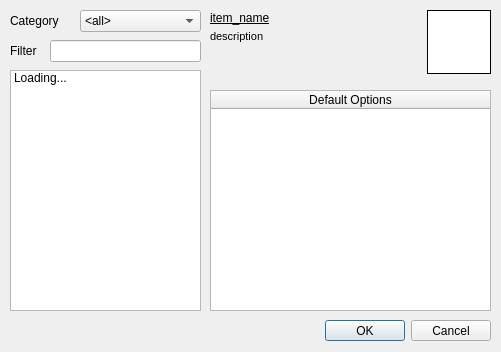
wizzomafizzo/starcheat, file starcheat/templates/ItemBrowser.ui: the form before one commit.
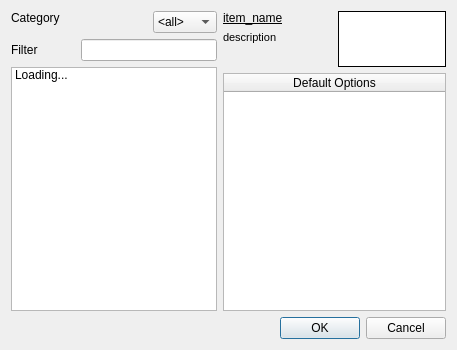
The form after the commit.

Commit message: Moved various dialogs into Grid layouts to allow for proper resizing. Added .gitignore

Patch:
```diff
--- a/starcheat/templates/ItemBrowser.ui
+++ b/starcheat/templates/ItemBrowser.ui
@@ -6,53 +6,95 @@
    <rect>
     <x>0</x>
     <y>0</y>
-    <width>501</width>
-    <height>352</height>
+    <width>457</width>
+    <height>350</height>
    </rect>
   </property>
   <property name="windowTitle">
    <string>Item Browser</string>
   </property>
-  <widget class="QDialogButtonBox" name="buttonBox">
-   <property name="geometry">
-    <rect>
-     <x>150</x>
-     <y>320</y>
-     <width>341</width>
-     <height>21</height>
-    </rect>
-   </property>
-   <property name="orientation">
-    <enum>Qt::Horizontal</enum>
-   </property>
-   <property name="standardButtons">
-    <set>QDialogButtonBox::Cancel|QDialogButtonBox::Ok</set>
-   </property>
-  </widget>
+  <layout class="QGridLayout" name="gridLayout">
+   <item row="0" column="0" colspan="2">
+    <widget class="QLabel" name="category_label">
+     <property name="text">
+      <string>Category</string>
+     </property>
+    </widget>
+   </item>
+   <item row="0" column="2" rowspan="2">
   <widget class="QComboBox" name="category">
-   <property name="geometry">
-    <rect>
-     <x>80</x>
-     <y>10</y>
-     <width>121</width>
-     <height>22</height>
-    </rect>
-   </property>
    <item>
     <property name="text">
      <string>&lt;all&gt;</string>
     </property>
    </item>
   </widget>
+   </item>
+   <item row="0" column="3">
+    <widget class="QLabel" name="item_name">
+     <property name="font">
+      <font>
+       <underline>true</underline>
+      </font>
+     </property>
+     <property name="text">
+      <string>item_name</string>
+     </property>
+    </widget>
+   </item>
+   <item row="0" column="4" rowspan="4">
+    <widget class="QLabel" name="item_icon">
+     <property name="styleSheet">
+      <string notr="true">background-color: white</string>
+     </property>
+     <property name="frameShape">
+      <enum>QFrame::Box</enum>
+     </property>
+     <property name="text">
+      <string/>
+     </property>
+     <property name="alignment">
+      <set>Qt::AlignCenter</set>
+     </property>
+    </widget>
+   </item>
+   <item row="1" column="3" rowspan="3">
+    <widget class="QLabel" name="short_desc">
+     <property name="font">
+      <font>
+       <pointsize>8</pointsize>
+      </font>
+     </property>
+     <property name="text">
+      <string>description</string>
+     </property>
+     <property name="alignment">
+      <set>Qt::AlignLeading|Qt::AlignLeft|Qt::AlignTop</set>
+     </property>
+     <property name="wordWrap">
+      <bool>true</bool>
+     </property>
+    </widget>
+   </item>
+   <item row="2" column="0">
+    <widget class="QLabel" name="filter_label">
+     <property name="text">
+      <string>Filter</string>
+     </property>
+    </widget>
+   </item>
+   <item row="2" column="1" colspan="2">
+    <widget class="QLineEdit" name="filter">
+     <property name="inputMask">
+      <string/>
+     </property>
+     <property name="text">
+      <string/>
+     </property>
+    </widget>
+   </item>
+   <item row="3" column="0" rowspan="2" colspan="3">
   <widget class="QListWidget" name="items">
-   <property name="geometry">
-    <rect>
-     <x>10</x>
-     <y>70</y>
-     <width>191</width>
-     <height>241</height>
-    </rect>
-   </property>
    <property name="editTriggers">
     <set>QAbstractItemView::NoEditTriggers</set>
    </property>
@@ -62,28 +104,9 @@
     </property>
    </item>
   </widget>
-  <widget class="QLabel" name="category_label">
-   <property name="geometry">
-    <rect>
-     <x>10</x>
-     <y>10</y>
-     <width>61</width>
-     <height>21</height>
-    </rect>
-   </property>
-   <property name="text">
-    <string>Category</string>
-   </property>
-  </widget>
+   </item>
+   <item row="4" column="3" colspan="2">
   <widget class="QTableWidget" name="info">
-   <property name="geometry">
-    <rect>
-     <x>210</x>
-     <y>90</y>
-     <width>281</width>
-     <height>221</height>
-    </rect>
-   </property>
    <property name="editTriggers">
     <set>QAbstractItemView::NoEditTriggers</set>
    </property>
@@ -117,99 +140,18 @@
     </property>
    </column>
   </widget>
-  <widget class="QLabel" name="item_name">
-   <property name="geometry">
-    <rect>
-     <x>210</x>
-     <y>10</y>
-     <width>211</width>
-     <height>16</height>
-    </rect>
-   </property>
-   <property name="font">
-    <font>
-     <underline>true</underline>
-    </font>
-   </property>
-   <property name="text">
-    <string>item_name</string>
-   </property>
-  </widget>
-  <widget class="QLabel" name="short_desc">
-   <property name="geometry">
-    <rect>
-     <x>210</x>
-     <y>30</y>
-     <width>211</width>
-     <height>51</height>
-    </rect>
-   </property>
-   <property name="font">
-    <font>
-     <pointsize>8</pointsize>
-    </font>
-   </property>
-   <property name="text">
-    <string>description</string>
-   </property>
-   <property name="alignment">
-    <set>Qt::AlignLeading|Qt::AlignLeft|Qt::AlignTop</set>
-   </property>
-   <property name="wordWrap">
-    <bool>true</bool>
-   </property>
-  </widget>
-  <widget class="QLabel" name="filter_label">
-   <property name="geometry">
-    <rect>
-     <x>10</x>
-     <y>40</y>
-     <width>41</width>
-     <height>21</height>
-    </rect>
-   </property>
-   <property name="text">
-    <string>Filter</string>
-   </property>
-  </widget>
-  <widget class="QLineEdit" name="filter">
-   <property name="geometry">
-    <rect>
-     <x>50</x>
-     <y>40</y>
-     <width>151</width>
-     <height>22</height>
-    </rect>
-   </property>
-   <property name="inputMask">
-    <string/>
-   </property>
-   <property name="text">
-    <string/>
-   </property>
-  </widget>
-  <widget class="QLabel" name="item_icon">
-   <property name="geometry">
-    <rect>
-     <x>427</x>
-     <y>10</y>
-     <width>64</width>
-     <height>64</height>
-    </rect>
-   </property>
-   <property name="styleSheet">
-    <string notr="true">background-color: white</string>
-   </property>
-   <property name="frameShape">
-    <enum>QFrame::Box</enum>
-   </property>
-   <property name="text">
-    <string/>
-   </property>
-   <property name="alignment">
-    <set>Qt::AlignCenter</set>
-   </property>
-  </widget>
+   </item>
+   <item row="5" column="2" colspan="3">
+    <widget class="QDialogButtonBox" name="buttonBox">
+     <property name="orientation">
+      <enum>Qt::Horizontal</enum>
+     </property>
+     <property name="standardButtons">
+      <set>QDialogButtonBox::Cancel|QDialogButtonBox::Ok</set>
+     </property>
+    </widget>
+   </item>
+  </layout>
  </widget>
  <resources/>
  <connections>
```
Lines whose indentation alone changed are shown as unchanged. The commit also changes 4 other files.
